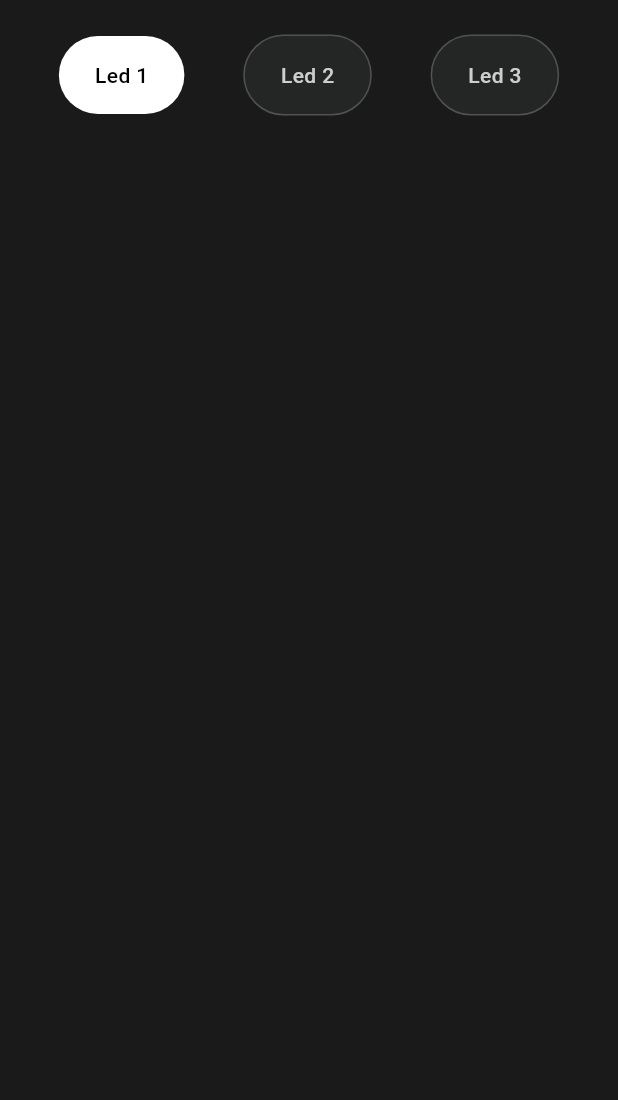
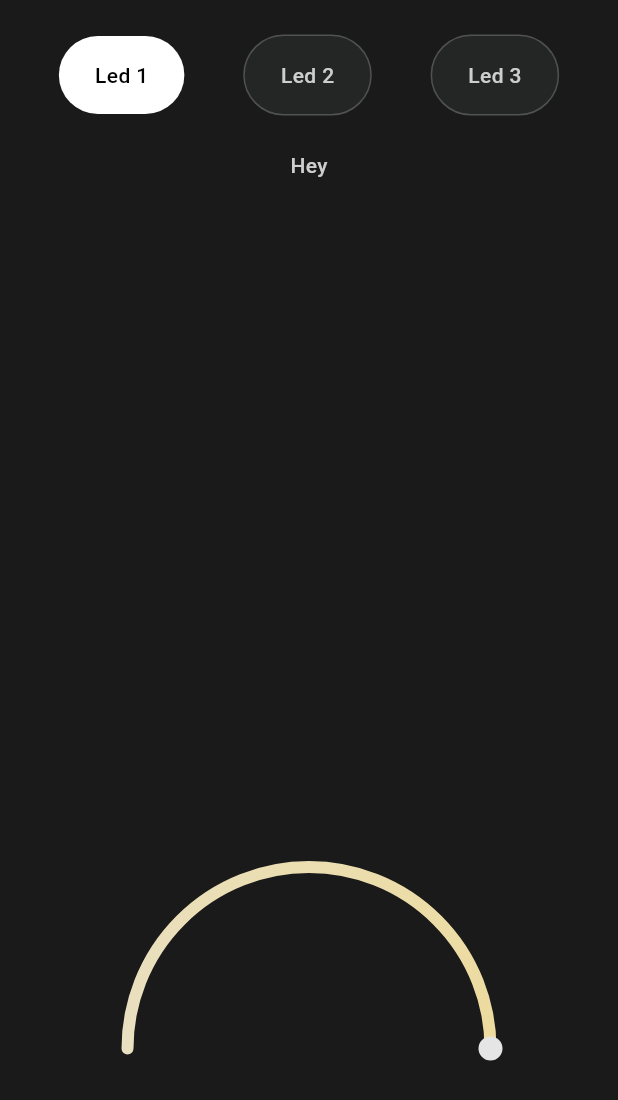
Before and after one commit to KenStarry/Flutter_IOT_Based_Smart_Lighting, a Flutter app: the screen it shows after launch, on a phone screen of 412 x 824 dp. Shown: the top 1100 px of the screen. Run offline on Flutter 3.47's test engine with Material 3 defaults, Android fonts, the phone set to English and light mode, and no system bars; drawn by our look-alikes of sleek_circular_slider; our stand-ins replace get; Roboto replaces fonts that are missing (DMSans).

Commit message:
Led Intensity section implementation

```diff
--- /dev/null
+++ b/lib/feature_home/presentation/components/led_intensity_section.dart
@@ -0,0 +1,56 @@
+import 'package:flutter/material.dart';
+import 'package:get/get_state_manager/src/rx_flutter/rx_obx_widget.dart';
+import 'package:sleek_circular_slider/sleek_circular_slider.dart';
+
+import '../../../theme/colors.dart';
+
+class LedIntensitySection extends StatefulWidget {
+  const LedIntensitySection({super.key});
+
+  @override
+  State<LedIntensitySection> createState() => _LedIntensitySectionState();
+}
+
+class _LedIntensitySectionState extends State<LedIntensitySection> {
+  @override
+  Widget build(BuildContext context) {
+    return SleekCircularSlider(
+      min: 0.0,
+      max: 255.0,
+      initialValue: 255.0,
+      appearance: CircularSliderAppearance(
+          size: 250,
+          animationEnabled: true,
+          startAngle: 180,
+          angleRange: 180,
+          customWidths: CustomSliderWidths(
+              trackWidth: 8,
+              progressBarWidth: 8,
+              handlerSize: 8),
+          customColors: CustomSliderColors(
+              trackColor:
+              Theme.of(context).scaffoldBackgroundColor,
+              progressBarColors: [
+                textWhite700,
+                gold,
+              ],
+              hideShadow: true,
+              dynamicGradient: true,
+              dotColor: textWhite700)),
+      onChange: (value){
+        print("VALUEEE : ${value}");
+      },
+      innerWidget: (value) => Container(
+        padding: const EdgeInsets.all(8),
+        margin: const EdgeInsets.all(16),
+        decoration: BoxDecoration(
+            color:
+            Theme.of(context).scaffoldBackgroundColor,
+            shape: BoxShape.circle),
+        child: Center(
+
+        ),
+      ),
+    );
+  }
+}
--- a/lib/feature_home/presentation/home_page.dart
+++ b/lib/feature_home/presentation/home_page.dart
@@ -1,6 +1,7 @@
 import 'package:flutter/material.dart';
 import 'package:flutter/services.dart';
 import 'package:smart_lighting/feature_home/presentation/components/led_bulb.dart';
+import 'package:smart_lighting/feature_home/presentation/components/led_intensity_section.dart';
 import 'package:smart_lighting/feature_home/presentation/components/led_toggles_section.dart';
 
 import 'components/lamp.dart';
@@ -37,11 +38,13 @@ class _HomePageState extends State<HomePage> {
           child: Column(
             children: [
               //  toggles
-              LedTogglesSection()
+              LedTogglesSection(),
 
               //  lamp
+              Expanded(child: Text("Hey")),
 
               //  slider
+              LedIntensitySection()
             ],
           ),
         )),
--- a/pubspec.yaml
+++ b/pubspec.yaml
@@ -37,6 +37,7 @@ dependencies:
   cupertino_icons: ^1.0.2
   get: ^4.6.6
   get_it: ^7.6.7
+  sleek_circular_slider: ^2.0.1
 
 dev_dependencies:
   flutter_test:
```
Also changed, not shown: pubspec.lock.
